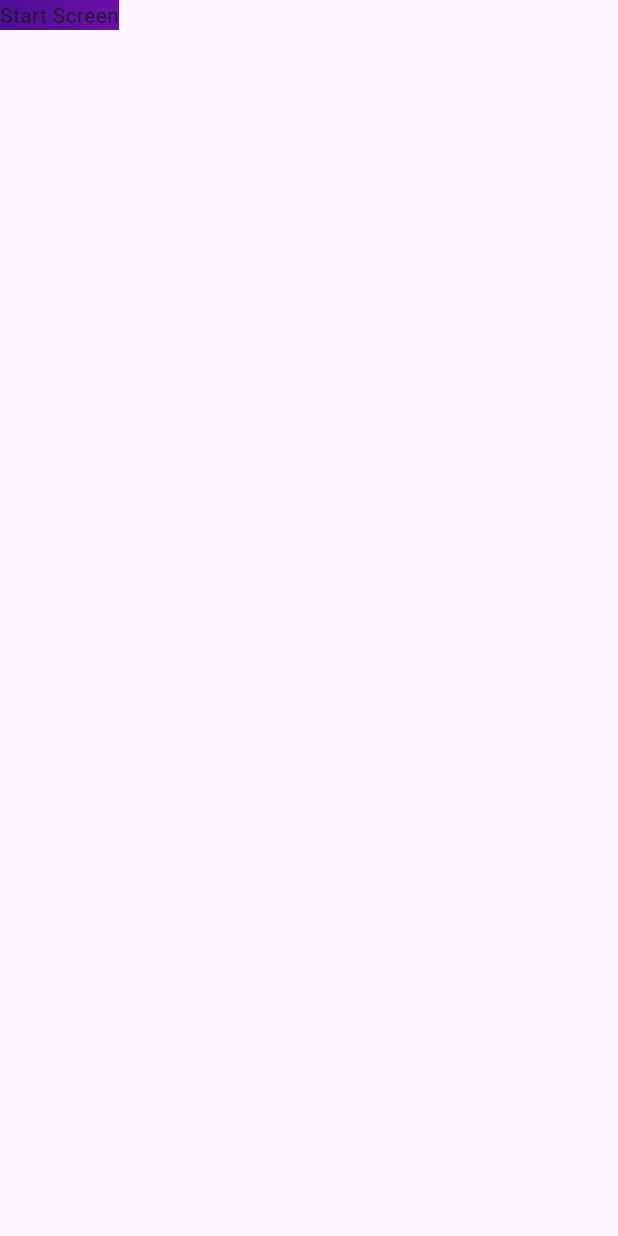
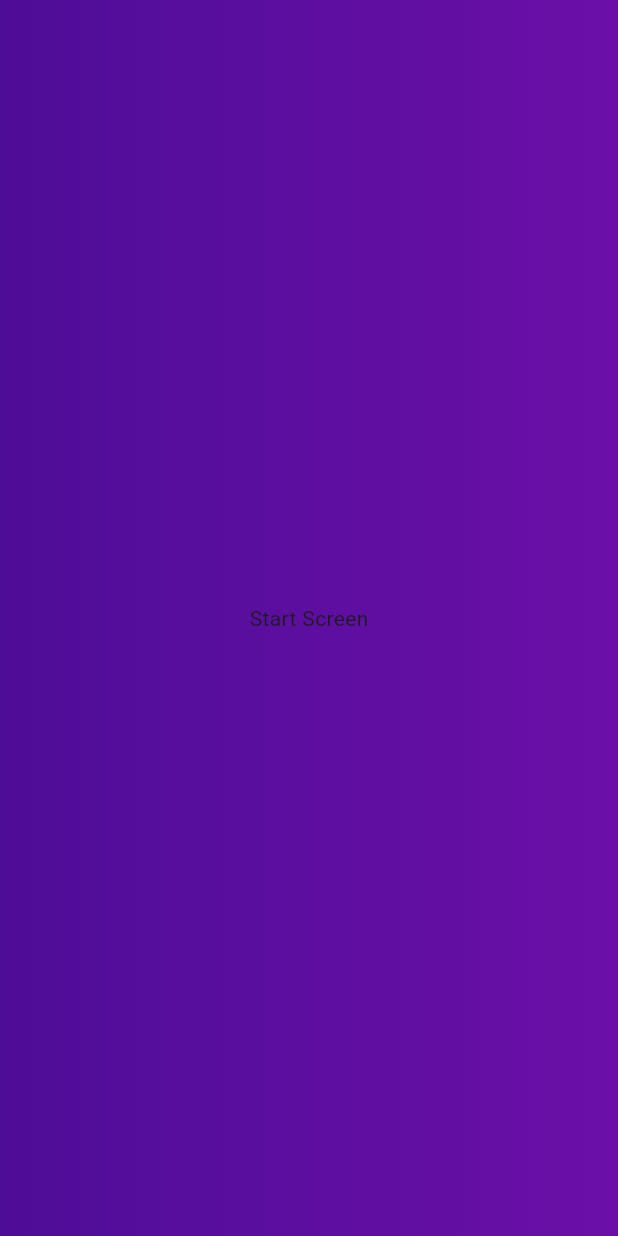
Before and after one commit to alobban/flutter_quiz_app, a Flutter app: the screen it shows after launch, on a phone screen of 412 x 824 dp. Run offline on Flutter 3.47's test engine with Material 3 defaults, Android fonts, the phone set to English and light mode, and no system bars.

Commit message:
Apply full screen with Center widget

```diff
--- a/lib/start_screen.dart
+++ b/lib/start_screen.dart
@@ -4,6 +4,8 @@ class StartScreen extends StatelessWidget {
   const StartScreen({super.key});
   @override
   Widget build(context) {
-    return const Text('Start Screen');
+    return const Center(
+      child: Text('Start Screen'),
+    );
   }
 }
```
